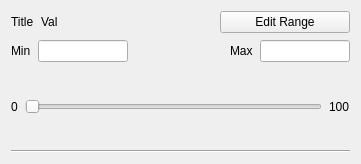
Above: hybridslider.ui from JairajJangle/OpenCV-Catalogue before the change. Below: the same form after it.
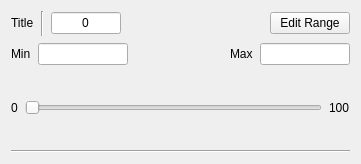
That is the form after the change.

Commit message: Added Edit Button Modes and replaced value text with Line Edit widget for forcing a value

Patch:
```diff
--- a/hybridslider.ui
+++ b/hybridslider.ui
@@ -32,7 +32,7 @@
       <number>7</number>
      </property>
      <item row="0" column="0">
-      <layout class="QHBoxLayout" name="horizontalLayout" stretch="2,2,0,1">
+      <layout class="QHBoxLayout" name="horizontalLayout" stretch="2,0,0,0,0">
        <item>
         <widget class="QLabel" name="labelTitle">
          <property name="sizePolicy">
@@ -47,15 +47,43 @@
         </widget>
        </item>
        <item>
-        <widget class="QLabel" name="labelValue">
+        <widget class="Line" name="line_2">
          <property name="sizePolicy">
           <sizepolicy hsizetype="Fixed" vsizetype="Fixed">
            <horstretch>0</horstretch>
            <verstretch>0</verstretch>
           </sizepolicy>
+         </property>
+         <property name="minimumSize">
+          <size>
+           <width>0</width>
+           <height>25</height>
+          </size>
+         </property>
+         <property name="orientation">
+          <enum>Qt::Vertical</enum>
+         </property>
+        </widget>
+       </item>
+       <item>
+        <widget class="QLineEdit" name="editValue">
+         <property name="sizePolicy">
+          <sizepolicy hsizetype="Fixed" vsizetype="Fixed">
+           <horstretch>0</horstretch>
+           <verstretch>0</verstretch>
+          </sizepolicy>
+         </property>
+         <property name="maximumSize">
+          <size>
+           <width>70</width>
+           <height>16777215</height>
+          </size>
          </property>
          <property name="text">
-          <string>Val</string>
+          <string>0</string>
+         </property>
+         <property name="alignment">
+          <set>Qt::AlignCenter</set>
          </property>
         </widget>
        </item>
@@ -180,6 +208,9 @@
        </item>
        <item>
         <widget class="QSlider" name="sliderVal">
+         <property name="maximum">
+          <number>1000</number>
+         </property>
          <property name="orientation">
           <enum>Qt::Horizontal</enum>
          </property>
```
Left out of the diff: 4 changed lines with no effect on the pictures. The commit also changes 2 other files.
